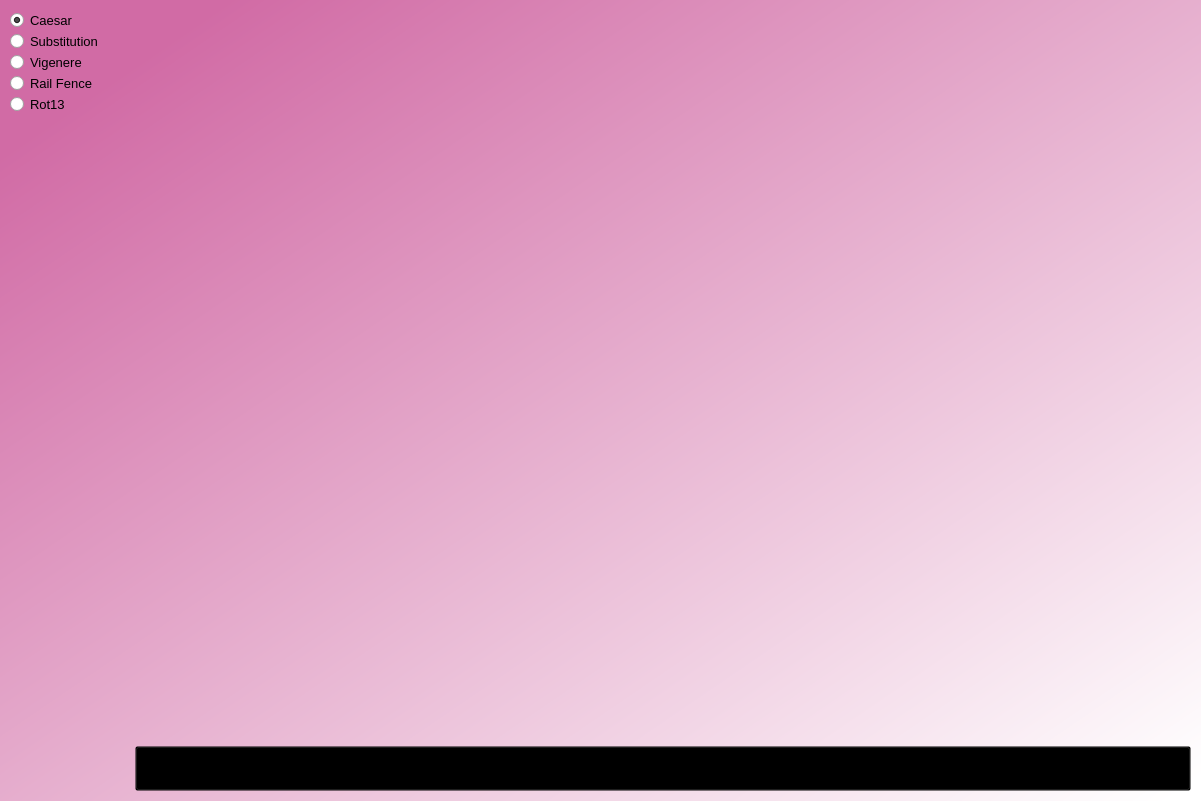
Above: ui/select_algorithm_window.ui from mucahitkayadan/Ciper_GUI before the change. Below: the same form after it.
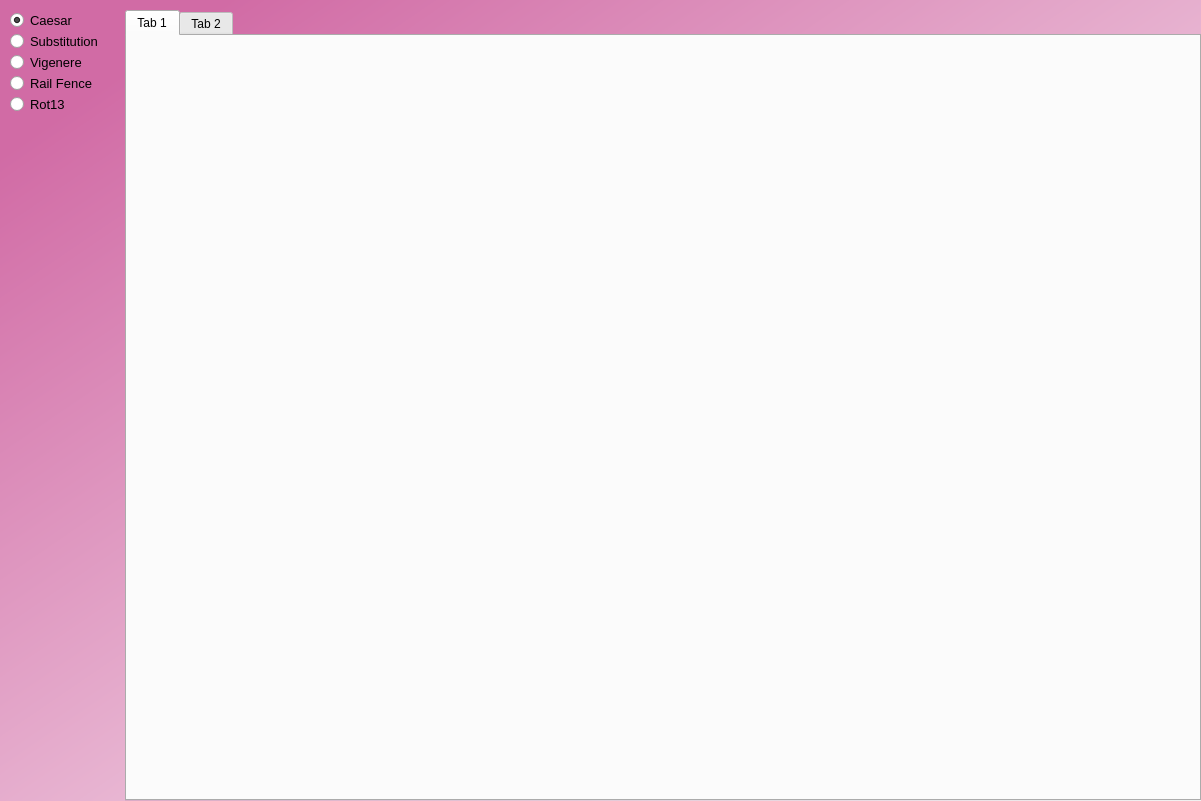
That is the form after the change.

```diff
--- a/ui/select_algorithm_window.ui
+++ b/ui/select_algorithm_window.ui
@@ -33,7 +33,66 @@
     <property name="horizontalSpacing">
      <number>7</number>
     </property>
-    <item row="1" column="1">
+    <item row="0" column="1">
+     <widget class="QTabWidget" name="tabWidget">
+      <property name="currentIndex">
+       <number>0</number>
+      </property>
+      <widget class="QWidget" name="tab">
+       <attribute name="title">
+        <string>Tab 1</string>
+       </attribute>
+       <widget class="QScrollArea" name="scrollArea">
+        <property name="geometry">
+         <rect>
+          <x>-5</x>
+          <y>1</y>
+          <width>1041</width>
+          <height>771</height>
+         </rect>
+        </property>
+        <property name="styleSheet">
+         <string notr="true">background-color: rgba(0,0,0,0)</string>
+        </property>
+        <property name="widgetResizable">
+         <bool>true</bool>
+        </property>
+        <widget class="QWidget" name="scrollAreaWidgetContents">
+         <property name="geometry">
+          <rect>
+           <x>0</x>
+           <y>0</y>
+           <width>1039</width>
+           <height>769</height>
+          </rect>
+         </property>
+         <layout class="QVBoxLayout" name="verticalLayout_2">
+          <item>
+           <widget class="QTextBrowser" name="text_browser">
+            <property name="readOnly">
+             <bool>true</bool>
+            </property>
+            <property name="html">
+             <string>&lt;!DOCTYPE HTML PUBLIC &quot;-//W3C//DTD HTML 4.0//EN&quot; &quot;http://www.w3.org/TR/REC-html40/strict.dtd&quot;&gt;
+&lt;html&gt;&lt;head&gt;&lt;meta name=&quot;qrichtext&quot; content=&quot;1&quot; /&gt;&lt;style type=&quot;text/css&quot;&gt;
+p, li { white-space: pre-wrap; }
+&lt;/style&gt;&lt;/head&gt;&lt;body style=&quot; font-family:'MS Shell Dlg 2'; font-size:7.8pt; font-weight:400; font-style:normal;&quot;&gt;
+&lt;p style=&quot;-qt-paragraph-type:empty; margin-top:0px; margin-bottom:0px; margin-left:0px; margin-right:0px; -qt-block-indent:0; text-indent:0px; font-size:8pt;&quot;&gt;&lt;br /&gt;&lt;/p&gt;&lt;/body&gt;&lt;/html&gt;</string>
+            </property>
+           </widget>
+          </item>
+         </layout>
+        </widget>
+       </widget>
+      </widget>
+      <widget class="QWidget" name="tab_2">
+       <attribute name="title">
+        <string>Tab 2</string>
+       </attribute>
+      </widget>
+     </widget>
+    </item>
+    <item row="0" column="0">
      <layout class="QVBoxLayout" name="verticalLayout">
       <property name="sizeConstraint">
        <enum>QLayout::SetDefaultConstraint</enum>
@@ -116,57 +175,6 @@
       </item>
      </layout>
     </item>
-    <item row="1" column="2">
-     <widget class="QScrollArea" name="scrollArea">
-      <property name="styleSheet">
-       <string notr="true">background-color: rgba(0,0,0,0)</string>
-      </property>
-      <property name="widgetResizable">
-       <bool>true</bool>
-      </property>
-      <widget class="QWidget" name="scrollAreaWidgetContents">
-       <property name="geometry">
-        <rect>
-         <x>0</x>
-         <y>0</y>
-         <width>1043</width>
-         <height>787</height>
-        </rect>
-       </property>
-       <layout class="QVBoxLayout" name="verticalLayout_2">
-        <item>
-         <widget class="QTextBrowser" name="text_browser">
-          <property name="readOnly">
-           <bool>true</bool>
-          </property>
-          <property name="html">
-           <string>&lt;!DOCTYPE HTML PUBLIC &quot;-//W3C//DTD HTML 4.0//EN&quot; &quot;http://www.w3.org/TR/REC-html40/strict.dtd&quot;&gt;
-&lt;html&gt;&lt;head&gt;&lt;meta name=&quot;qrichtext&quot; content=&quot;1&quot; /&gt;&lt;style type=&quot;text/css&quot;&gt;
-p, li { white-space: pre-wrap; }
-&lt;/style&gt;&lt;/head&gt;&lt;body style=&quot; font-family:'MS Shell Dlg 2'; font-size:7.8pt; font-weight:400; font-style:normal;&quot;&gt;
-&lt;p style=&quot;-qt-paragraph-type:empty; margin-top:0px; margin-bottom:0px; margin-left:0px; margin-right:0px; -qt-block-indent:0; text-indent:0px; font-size:8pt;&quot;&gt;&lt;br /&gt;&lt;/p&gt;&lt;/body&gt;&lt;/html&gt;</string>
-          </property>
-         </widget>
-        </item>
-        <item>
-         <widget class="QPushButton" name="go_to_game">
-          <property name="font">
-           <font>
-            <family>Segoe Print</family>
-            <pointsize>20</pointsize>
-            <weight>75</weight>
-            <bold>true</bold>
-           </font>
-          </property>
-          <property name="text">
-           <string>Go To GAME!</string>
-          </property>
-         </widget>
-        </item>
-       </layout>
-      </widget>
-     </widget>
-    </item>
    </layout>
   </widget>
  </widget>
```
